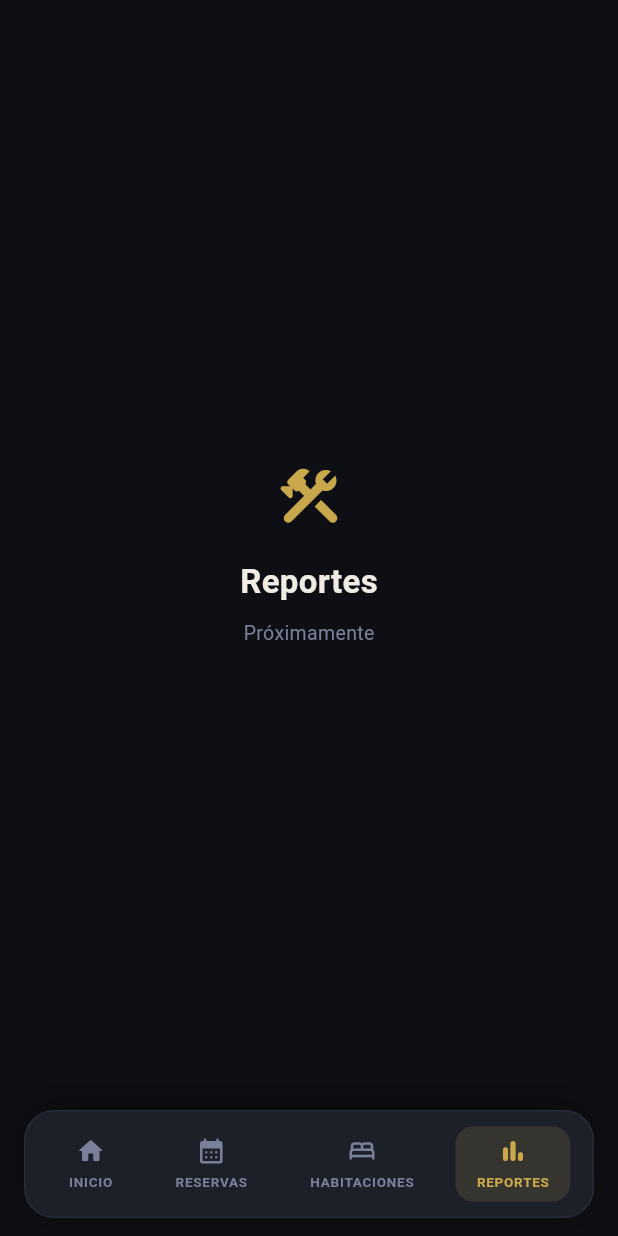
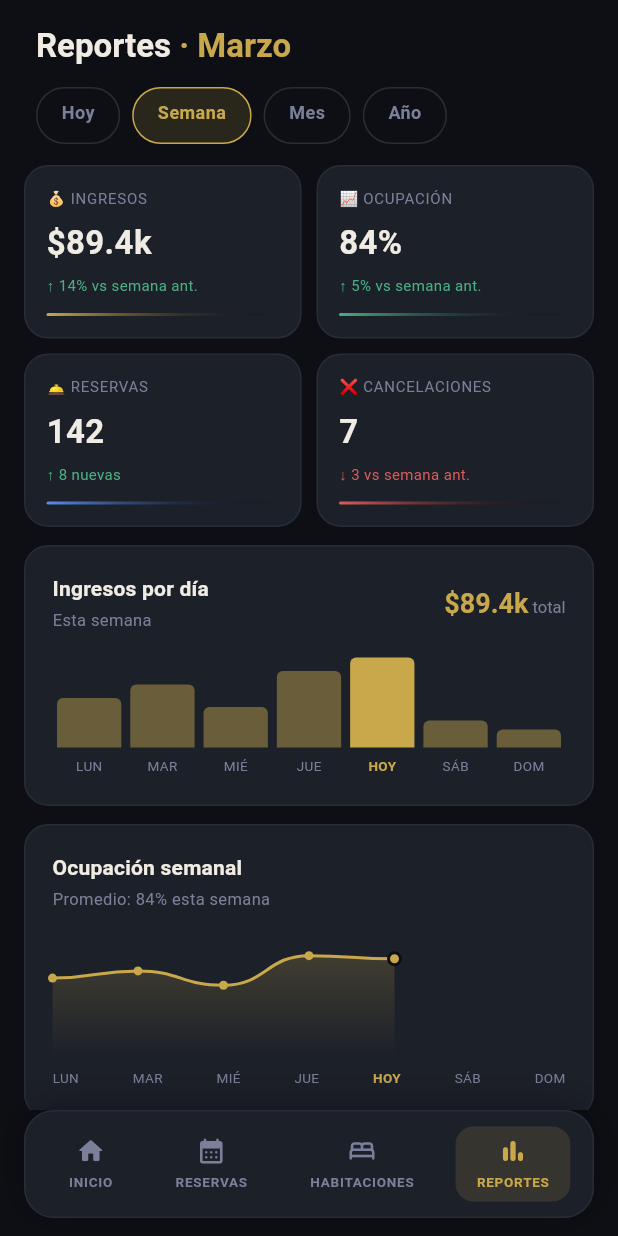
Before and after one commit to UribitoZP/Sena-soft, a Flutter app: the DashboardView screen opened directly, item 4 of the bottom bar chosen, on a phone screen of 412 x 824 dp. Run offline on Flutter 3.47's test engine with Material 3 defaults, Android fonts, the phone set to English and light mode, and no system bars; our stand-ins replace equatable, flutter_bloc, shimmer; network calls fail; Roboto replaces fonts that are missing (Georgia).

Commit message:
Vista reportes terminada completamente

```diff
--- a/Aplicativo Movil/santa_ana_dashboard/lib/feature/home/presentation/views/dashboard_view.dart
+++ b/Aplicativo Movil/santa_ana_dashboard/lib/feature/home/presentation/views/dashboard_view.dart
@@ -3,7 +3,7 @@ import 'package:santa_ana_dashboard/core/theme/app_theme.dart';
 import 'package:santa_ana_dashboard/feature/home/presentation/views/home_view.dart';
 import 'package:santa_ana_dashboard/feature/home/presentation/views/habitaciones_view.dart';
 import 'package:santa_ana_dashboard/feature/home/presentation/views/reservas_view.dart';
-// import 'package:santa_ana_dashboard/feature/home/presentation/views/reports_view.dart';
+import 'package:santa_ana_dashboard/feature/home/presentation/views/reportes_view.dart';
 
 
 //  DASHBOARD VIEW — Nav centralizado con IndexedStack
@@ -24,7 +24,7 @@ class _DashboardViewState extends State<DashboardView> {
     const HomeView(),
     const ReservationsView(),
     const RoomsView(),
-    const _ComingSoonView(label: 'Reportes'), // reemplaza con ReportsView()
+    const ReportsView()
   ];
 
   @override
@@ -119,43 +119,3 @@ class _BottomNav extends StatelessWidget {
     );
   }
 }
-
-
-//  PLACEHOLDER — Para vistas que aún no existen
-
-
-class _ComingSoonView extends StatelessWidget {
-  final String label;
-  const _ComingSoonView({required this.label});
-
-  @override
-  Widget build(BuildContext context) {
-    return Scaffold(
-      backgroundColor: AppTheme.bgColor,
-      body: Center(
-        child: Column(
-          mainAxisSize: MainAxisSize.min,
-          children: [
-            const Icon(Icons.construction_rounded,
-                color: AppTheme.goldColor, size: 48),
-            const SizedBox(height: 16),
-            Text(
-              label,
-              style: const TextStyle(
-                fontFamily: 'Georgia',
-                fontSize: 22,
-                fontWeight: FontWeight.w700,
-                color: AppTheme.textColor,
-              ),
-            ),
-            const SizedBox(height: 8),
-            const Text(
-              'Próximamente',
-              style: TextStyle(fontSize: 13, color: AppTheme.textMuted),
-            ),
-          ],
-        ),
-      ),
-    );
-  }
-}
--- a/Aplicativo Movil/santa_ana_dashboard/lib/feature/home/presentation/views/habitaciones_view.dart
+++ b/Aplicativo Movil/santa_ana_dashboard/lib/feature/home/presentation/views/habitaciones_view.dart
@@ -1,9 +1,7 @@
 import 'package:flutter/material.dart';
 import 'package:santa_ana_dashboard/core/theme/app_theme.dart';
 
-// ════════════════════════════════════════════════════════════════
 //  MODELO
-// ════════════════════════════════════════════════════════════════
 
 enum RoomStatus { occupied, available, cleaning, maintenance, reserved }
 
@@ -54,9 +52,7 @@ const _mockRooms = [
   ),
 ];
 
-// ════════════════════════════════════════════════════════════════
 //  ROOMS VIEW
-// ════════════════════════════════════════════════════════════════
 
 class RoomsView extends StatefulWidget {
   const RoomsView({super.key});
@@ -275,9 +271,7 @@ class _RoomsViewState extends State<RoomsView> {
 
 }
 
-// ════════════════════════════════════════════════════════════════
 //  ROOM CARD
-// ════════════════════════════════════════════════════════════════
 
 class _RoomCard extends StatelessWidget {
   final RoomModel room;
--- /dev/null
+++ b/Aplicativo Movil/santa_ana_dashboard/lib/feature/home/presentation/views/reportes_view.dart
@@ -0,0 +1,548 @@
+import 'package:flutter/material.dart';
+import 'package:santa_ana_dashboard/core/theme/app_theme.dart';
+
+//  MODELOS
+
+class WeekDayData {
+  final String label;
+  final double value; // 0.0 - 1.0
+  final bool isToday;
+  const WeekDayData({required this.label, required this.value, this.isToday = false});
+}
+
+class CategorySummary {
+  final String icon, name, detail, amount, pct;
+  final Color iconBg;
+  const CategorySummary({
+    required this.icon, required this.name, required this.detail,
+    required this.amount, required this.pct, required this.iconBg,
+  });
+}
+
+// Datos de ejemplo — reemplazar con datos del BLoC
+const _weekBars = [
+  WeekDayData(label: 'LUN', value: 0.55),
+  WeekDayData(label: 'MAR', value: 0.70),
+  WeekDayData(label: 'MIÉ', value: 0.45),
+  WeekDayData(label: 'JUE', value: 0.85),
+  WeekDayData(label: 'HOY', value: 1.00, isToday: true),
+  WeekDayData(label: 'SÁB', value: 0.30),
+  WeekDayData(label: 'DOM', value: 0.20),
+];
+
+const _occupancyPoints = [0.65, 0.72, 0.58, 0.87, 0.84, 0.0, 0.0];
+
+const _categories = [
+  CategorySummary(
+    icon: '🏨', name: 'Suites', detail: '12 reservas · 100% ocupación',
+    amount: '\$42.0k', pct: '47% del total',
+    iconBg: Color(0x26C9A84C),
+  ),
+  CategorySummary(
+    icon: '🛏️', name: 'Estándar', detail: '68 reservas · 78% ocupación',
+    amount: '\$31.2k', pct: '35% del total',
+    iconBg: Color(0x265B8DEE),
+  ),
+  CategorySummary(
+    icon: '🌿', name: 'Junior Suite', detail: '22 reservas · 88% ocupación',
+    amount: '\$16.2k', pct: '18% del total',
+    iconBg: Color(0x264CAF82),
+  ),
+];
+
+//  REPORTS VIEW
+
+class ReportsView extends StatefulWidget {
+  const ReportsView({super.key});
+
+  @override
+  State<ReportsView> createState() => _ReportsViewState();
+}
+
+class _ReportsViewState extends State<ReportsView> {
+  int _selectedPeriod = 1;
+  final _periods = ['Hoy', 'Semana', 'Mes', 'Año'];
+
+  @override
+  Widget build(BuildContext context) {
+    return Scaffold(
+      backgroundColor: AppTheme.bgColor,
+      body: SafeArea(
+        child: CustomScrollView(
+          physics: const BouncingScrollPhysics(),
+          slivers: [
+            SliverToBoxAdapter(child: _buildHeader()),
+            SliverToBoxAdapter(child: _buildPeriodSelector()),
+            SliverToBoxAdapter(child: _buildKpiGrid()),
+            SliverToBoxAdapter(child: _buildBarChart()),
+            SliverToBoxAdapter(child: _buildLineChart()),
+            SliverToBoxAdapter(child: _buildSummaryTitle()),
+            SliverPadding(
+              padding: const EdgeInsets.symmetric(horizontal: 16),
+              sliver: SliverList(
+                delegate: SliverChildBuilderDelegate(
+                  (context, i) => Padding(
+                    padding: const EdgeInsets.only(bottom: 10),
+                    child: _CategoryRow(data: _categories[i]),
+                  ),
+                  childCount: _categories.length,
+                ),
+              ),
+            ),
+            const SliverToBoxAdapter(child: SizedBox(height: 16)),
+          ],
+        ),
+      ),
+    );
+  }
+
+  // ── Header ──────────────────────────────────────────────────
+
+  Widget _buildHeader() {
+    return Padding(
+      padding: const EdgeInsets.fromLTRB(24, 18, 24, 0),
+      child: RichText(
+        text: const TextSpan(
+          style: TextStyle(
+            fontFamily: 'Georgia', fontSize: 22,
+            fontWeight: FontWeight.w700, color: AppTheme.textColor,
+          ),
+          children: [
+            TextSpan(text: 'Reportes '),
+            TextSpan(text: '· Marzo',
+                style: TextStyle(color: AppTheme.goldColor)),
+          ],
+        ),
+      ),
+    );
+  }
+
+  // ── Period selector ──────────────────────────────────────────
+
+  Widget _buildPeriodSelector() {
+    return SizedBox(
+      height: 52,
+      child: ListView.separated(
+        scrollDirection: Axis.horizontal,
+        padding: const EdgeInsets.fromLTRB(24, 14, 24, 0),
+        itemCount: _periods.length,
+        separatorBuilder: (_, __) => const SizedBox(width: 8),
+        itemBuilder: (context, i) {
+          final isActive = i == _selectedPeriod;
+          return GestureDetector(
+            onTap: () => setState(() => _selectedPeriod = i),
+            child: AnimatedContainer(
+              duration: const Duration(milliseconds: 200),
+              padding: const EdgeInsets.symmetric(horizontal: 16, vertical: 7),
+              decoration: BoxDecoration(
+                color: isActive ? AppTheme.goldDim : Colors.transparent,
+                borderRadius: BorderRadius.circular(20),
+                border: Border.all(
+                  color: isActive ? AppTheme.goldColor : AppTheme.borderColor,
+                ),
+              ),
+              child: Text(
+                _periods[i],
+                style: TextStyle(
+                  fontSize: 12, fontWeight: FontWeight.w600,
+                  letterSpacing: 0.3,
+                  color: isActive ? AppTheme.goldColor : AppTheme.textMuted,
+                ),
+              ),
+            ),
+          );
+        },
+      ),
+    );
+  }
+
+  // ── KPI grid ────────────────────────────────────────────────
+
+  Widget _buildKpiGrid() {
+    final kpis = [
+      ('💰', 'INGRESOS',      '\$89.4k', '↑ 14% vs semana ant.', true,  AppTheme.goldColor),
+      ('📈', 'OCUPACIÓN',     '84%',     '↑ 5% vs semana ant.',  true,  AppTheme.successColor),
+      ('🛎️', 'RESERVAS',      '142',     '↑ 8 nuevas',           true,  AppTheme.infoColor),
+      ('❌', 'CANCELACIONES', '7',       '↓ 3 vs semana ant.',   false, AppTheme.errorColor),
+    ];
+
+    return Padding(
+      padding: const EdgeInsets.fromLTRB(16, 14, 16, 0),
+      child: GridView.count(
+        crossAxisCount: 2,
+        shrinkWrap: true,
+        physics: const NeverScrollableScrollPhysics(),
+        crossAxisSpacing: 10,
+        mainAxisSpacing: 10,
+        childAspectRatio: 1.6,
+        children: kpis.map((k) {
+          final (icon, label, value, change, isUp, color) = k;
+          return Container(
+            padding: const EdgeInsets.all(14),
+            decoration: BoxDecoration(
+              color: AppTheme.cardColor,
+              borderRadius: BorderRadius.circular(16),
+              border: Border.all(color: AppTheme.borderColor),
+            ),
+            child: Column(
+              crossAxisAlignment: CrossAxisAlignment.start,
+              mainAxisAlignment: MainAxisAlignment.spaceBetween,
+              children: [
+                Text('$icon $label',
+                    style: const TextStyle(
+                      fontSize: 10, color: AppTheme.textMuted,
+                      letterSpacing: 0.5,
+                    )),
+                Text(value,
+                    style: TextStyle(
+                      fontFamily: 'Georgia', fontSize: 22,
+                      fontWeight: FontWeight.w700, color: AppTheme.textColor,
+                      height: 1,
+                    )),
+                Text(change,
+                    style: TextStyle(
+                      fontSize: 10,
+                      color: isUp ? AppTheme.successColor : AppTheme.errorColor,
+                    )),
+                // Barra inferior de color
+                Container(
+                  height: 2,
+                  decoration: BoxDecoration(
+                    gradient: LinearGradient(
+                      colors: [color, Colors.transparent],
+                    ),
+                    borderRadius: BorderRadius.circular(1),
+                  ),
+                ),
+              ],
+            ),
+          );
+        }).toList(),
+      ),
+    );
+  }
+
+  // ── Bar chart ────────────────────────────────────────────────
+
+  Widget _buildBarChart() {
+    return Padding(
+      padding: const EdgeInsets.fromLTRB(16, 12, 16, 0),
+      child: Container(
+        padding: const EdgeInsets.all(18),
+        decoration: BoxDecoration(
+          color: AppTheme.cardColor,
+          borderRadius: BorderRadius.circular(16),
+          border: Border.all(color: AppTheme.borderColor),
+        ),
+        child: Column(
+          crossAxisAlignment: CrossAxisAlignment.start,
+          children: [
+            // Header
+            Row(
+              mainAxisAlignment: MainAxisAlignment.spaceBetween,
+              children: [
+                Column(
+                  crossAxisAlignment: CrossAxisAlignment.start,
+                  children: [
+                    Text('Ingresos por día',
+                        style: Theme.of(context).textTheme.titleMedium),
+                    const SizedBox(height: 2),
+                    const Text('Esta semana',
+                        style: TextStyle(fontSize: 11, color: AppTheme.textMuted)),
+                  ],
+                ),
+                RichText(
+                  text: const TextSpan(
+                    children: [
+                      TextSpan(
+                        text: '\$89.4k',
+                        style: TextStyle(
+                          fontFamily: 'Georgia', fontSize: 18,
+                          fontWeight: FontWeight.w700, color: AppTheme.goldColor,
+                        ),
+                      ),
+                      TextSpan(
+                        text: ' total',
+                        style: TextStyle(fontSize: 11, color: AppTheme.textMuted),
+                      ),
+                    ],
+                  ),
+                ),
+              ],
+            ),
+            const SizedBox(height: 16),
+            // Barras
+            SizedBox(
+              height: 80,
+              child: Row(
+                crossAxisAlignment: CrossAxisAlignment.end,
+                children: _weekBars.map((d) {
+                  return Expanded(
+                    child: Padding(
+                      padding: const EdgeInsets.symmetric(horizontal: 3),
+                      child: Column(
+                        mainAxisAlignment: MainAxisAlignment.end,
+                        children: [
+                          Expanded(
+                            child: Column(
+                              mainAxisAlignment: MainAxisAlignment.end,
+                              children: [
+                                AnimatedContainer(
+                                  duration: const Duration(milliseconds: 600),
+                                  width: double.infinity,
+                                  height: 60 * d.value,
+                                  decoration: BoxDecoration(
+                                    color: d.isToday
+                                        ? AppTheme.goldColor
+                                        : d.value > 0
+                                            ? AppTheme.goldColor.withOpacity(0.45)
+                                            : AppTheme.borderColor,
+                                    borderRadius: const BorderRadius.vertical(
+                                        top: Radius.circular(4)),
+                                  ),
+                                ),
+                              ],
+                            ),
+                          ),
+                          const SizedBox(height: 6),
+                          Text(
+                            d.label,
+                            style: TextStyle(
+                              fontSize: 9,
+                              color: d.isToday
+                                  ? AppTheme.goldColor
+                                  : AppTheme.textMuted,
+                              fontWeight: d.isToday
+                                  ? FontWeight.w700
+                                  : FontWeight.w400,
+                            ),
+                          ),
+                        ],
+                      ),
+                    ),
+                  );
+                }).toList(),
+              ),
+            ),
+          ],
+        ),
+      ),
+    );
+  }
+
+  // ── Line chart ───────────────────────────────────────────────
+
+  Widget _buildLineChart() {
+    return Padding(
+      padding: const EdgeInsets.fromLTRB(16, 12, 16, 0),
+      child: Container(
+        padding: const EdgeInsets.all(18),
+        decoration: BoxDecoration(
+          color: AppTheme.cardColor,
+          borderRadius: BorderRadius.circular(16),
+          border: Border.all(color: AppTheme.borderColor),
+        ),
+        child: Column(
+          crossAxisAlignment: CrossAxisAlignment.start,
+          children: [
+            Text('Ocupación semanal',
+                style: Theme.of(context).textTheme.titleMedium),
+            const SizedBox(height: 2),
+            const Text('Promedio: 84% esta semana',
+                style: TextStyle(fontSize: 11, color: AppTheme.textMuted)),
+            const SizedBox(height: 16),
+            SizedBox(
+              height: 80,
+              child: CustomPaint(
+                size: const Size(double.infinity, 80),
+                painter: _LineChartPainter(points: _occupancyPoints),
+              ),
+            ),
+            const SizedBox(height: 8),
+            // Labels
+            Row(
+              mainAxisAlignment: MainAxisAlignment.spaceBetween,
+              children: ['LUN', 'MAR', 'MIÉ', 'JUE', 'HOY', 'SÁB', 'DOM']
+                  .map((d) => Text(
+                        d,
+                        style: TextStyle(
+                          fontSize: 9,
+                          color: d == 'HOY'
+                              ? AppTheme.goldColor
+                              : AppTheme.textMuted,
+                          fontWeight: d == 'HOY'
+                              ? FontWeight.w700
+                              : FontWeight.w400,
+                        ),
+                      ))
+                  .toList(),
+            ),
+          ],
+        ),
+      ),
+    );
+  }
+
+  // ── Summary title ────────────────────────────────────────────
+
+  Widget _buildSummaryTitle() {
+    return Padding(
+      padding: const EdgeInsets.fromLTRB(24, 18, 24, 10),
+      child: Text('Resumen por categoría',
+          style: Theme.of(context).textTheme.titleMedium),
+    );
+  }
+}
+
+//  LINE CHART PAINTER
+
+class _LineChartPainter extends CustomPainter {
+  final List<double> points;
+  const _LineChartPainter({required this.points});
+
+  @override
+  void paint(Canvas canvas, Size size) {
+    // Solo pinta los puntos con valor > 0
+    final activePoints = points.where((p) => p > 0).toList();
+    if (activePoints.length < 2) return;
+
+    final spacing = size.width / (points.length - 1);
+    final activeOffsets = <Offset>[];
+
+    for (int i = 0; i < points.length; i++) {
+      if (points[i] > 0) {
+        activeOffsets.add(Offset(
+          i * spacing,
+          size.height - (points[i] * size.height * 0.85) - 8,
+        ));
+      }
+    }
+
+    // Path de la línea
+    final path = Path()..moveTo(activeOffsets.first.dx, activeOffsets.first.dy);
+    for (int i = 1; i < activeOffsets.length; i++) {
+      final prev = activeOffsets[i - 1];
+      final curr = activeOffsets[i];
+      final cp1 = Offset((prev.dx + curr.dx) / 2, prev.dy);
+      final cp2 = Offset((prev.dx + curr.dx) / 2, curr.dy);
+      path.cubicTo(cp1.dx, cp1.dy, cp2.dx, cp2.dy, curr.dx, curr.dy);
+    }
+
+    // Area rellena
+    final areaPath = Path.from(path)
+      ..lineTo(activeOffsets.last.dx, size.height)
+      ..lineTo(activeOffsets.first.dx, size.height)
+      ..close();
+
+    canvas.drawPath(
+      areaPath,
+      Paint()
+        ..shader = LinearGradient(
+          begin: Alignment.topCenter,
+          end: Alignment.bottomCenter,
+          colors: [
+            AppTheme.goldColor.withOpacity(0.25),
+            AppTheme.goldColor.withOpacity(0.0),
+          ],
+        ).createShader(Rect.fromLTWH(0, 0, size.width, size.height)),
+    );
+
+    // Línea
+    canvas.drawPath(
+      path,
+      Paint()
+        ..color = AppTheme.goldColor
+        ..strokeWidth = 2
+        ..style = PaintingStyle.stroke
+        ..strokeCap = StrokeCap.round,
+    );
+
+    // Puntos
+    for (int i = 0; i < activeOffsets.length; i++) {
+      final isLast = i == activeOffsets.length - 1;
+      canvas.drawCircle(
+        activeOffsets[i],
+        isLast ? 4 : 3,
+        Paint()..color = AppTheme.goldColor,
+      );
+      if (isLast) {
+        canvas.drawCircle(
+          activeOffsets[i],
+          4,
+          Paint()
+            ..color = AppTheme.bgColor
+            ..style = PaintingStyle.stroke
+            ..strokeWidth = 2,
+        );
+      }
+    }
+  }
+
+  @override
+  bool shouldRepaint(_LineChartPainter old) => old.points != points;
+}
+
+//  CATEGORY ROW
+
+class _CategoryRow extends StatelessWidget {
+  final CategorySummary data;
+  const _CategoryRow({required this.data});
+
+  @override
+  Widget build(BuildContext context) {
+    return Container(
+      padding: const EdgeInsets.symmetric(horizontal: 16, vertical: 14),
+      decoration: BoxDecoration(
+        color: AppTheme.cardColor,
+        borderRadius: BorderRadius.circular(12),
+        border: Border.all(color: AppTheme.borderColor),
+      ),
+      child: Row(
+        children: [
+          // Ícono
+          Container(
+            width: 38, height: 38,
+            decoration: BoxDecoration(
+              color: data.iconBg,
+              borderRadius: BorderRadius.circular(10),
+            ),
+            child: Center(child: Text(data.icon, style: const TextStyle(fontSize: 18))),
+          ),
+          const SizedBox(width: 12),
+          // Info
+          Expanded(
+            child: Column(
+              crossAxisAlignment: CrossAxisAlignment.start,
+              children: [
+                Text(data.name,
+                    style: Theme.of(context)
+                        .textTheme
+                        .titleMedium
+                        ?.copyWith(fontSize: 13)),
+                const SizedBox(height: 2),
+                Text(data.detail,
+                    style: const TextStyle(
+                        fontSize: 11, color: AppTheme.textMuted)),
+              ],
+            ),
+          ),
+          // Valores
+          Column(
+            crossAxisAlignment: CrossAxisAlignment.end,
+            children: [
+              Text(data.amount,
+                  style: const TextStyle(
+                    fontFamily: 'Georgia', fontSize: 16,
+                    fontWeight: FontWeight.w700, color: AppTheme.goldColor,
+                  )),
+              const SizedBox(height: 2),
+              Text(data.pct,
+                  style: const TextStyle(
+                      fontSize: 10, color: AppTheme.successColor)),
+            ],
+          ),
+        ],
+      ),
+    );
+  }
+}
--- a/Aplicativo Movil/santa_ana_dashboard/lib/feature/home/presentation/views/reservas_view.dart
+++ b/Aplicativo Movil/santa_ana_dashboard/lib/feature/home/presentation/views/reservas_view.dart
@@ -2,9 +2,7 @@ import 'package:flutter/material.dart';
 import 'package:santa_ana_dashboard/core/theme/app_theme.dart';
 import 'package:santa_ana_dashboard/feature/home/presentation/views/home_view.dart';
 
-// ════════════════════════════════════════════════════════════════
 //  MODELOS
-// ════════════════════════════════════════════════════════════════
 
 enum ReservationStatus { checkIn, checkOut, inStay, reserved }
 
@@ -69,9 +67,7 @@ final _mockReservations = [
   ),
 ];
 
-// ════════════════════════════════════════════════════════════════
 //  RESERVATIONS VIEW
-// ════════════════════════════════════════════════════════════════
 
 class ReservationsView extends StatefulWidget {
   const ReservationsView({super.key});
@@ -346,9 +342,7 @@ class _ReservationsViewState extends State<ReservationsView> {
 
 }
 
-// ════════════════════════════════════════════════════════════════
 //  RESERVATION CARD
-// ════════════════════════════════════════════════════════════════
 
 class _ReservationCard extends StatelessWidget {
   final ReservationModel data;
```
